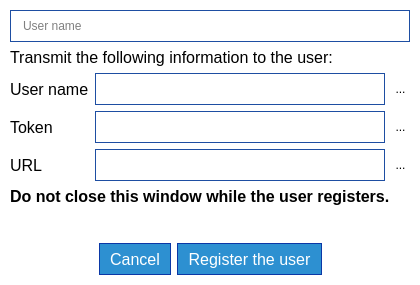
Old version of the form parsec/core/gui/forms/register_user_dialog.ui in the repository Scille/parsec-cloud.
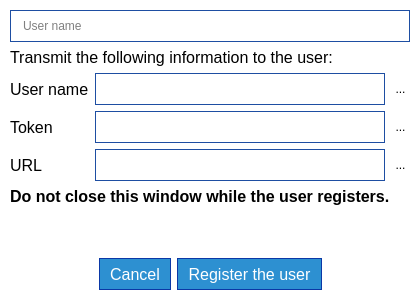
New version of the form. Icons and pictures are not drawn.

The edit to the form file:
```diff
--- a/parsec/core/gui/forms/register_user_dialog.ui
+++ b/parsec/core/gui/forms/register_user_dialog.ui
@@ -7,19 +7,19 @@
     <x>0</x>
     <y>0</y>
     <width>420</width>
-    <height>285</height>
+    <height>300</height>
    </rect>
   </property>
   <property name="minimumSize">
    <size>
     <width>420</width>
-    <height>285</height>
+    <height>300</height>
    </size>
   </property>
   <property name="maximumSize">
    <size>
     <width>420</width>
-    <height>285</height>
+    <height>300</height>
    </size>
   </property>
   <property name="windowTitle">
```
